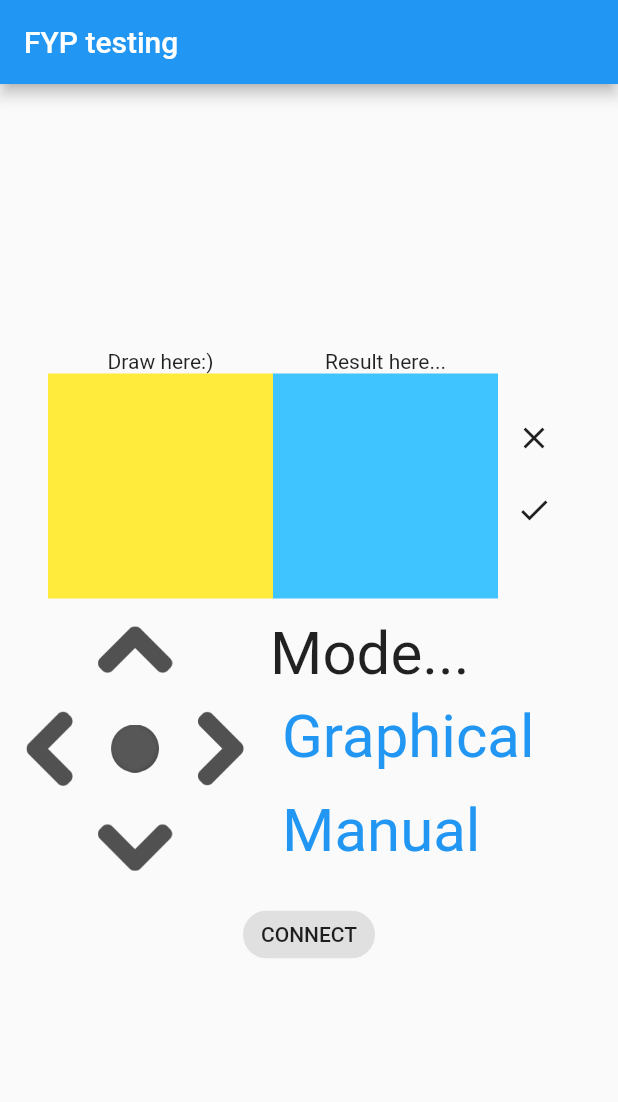
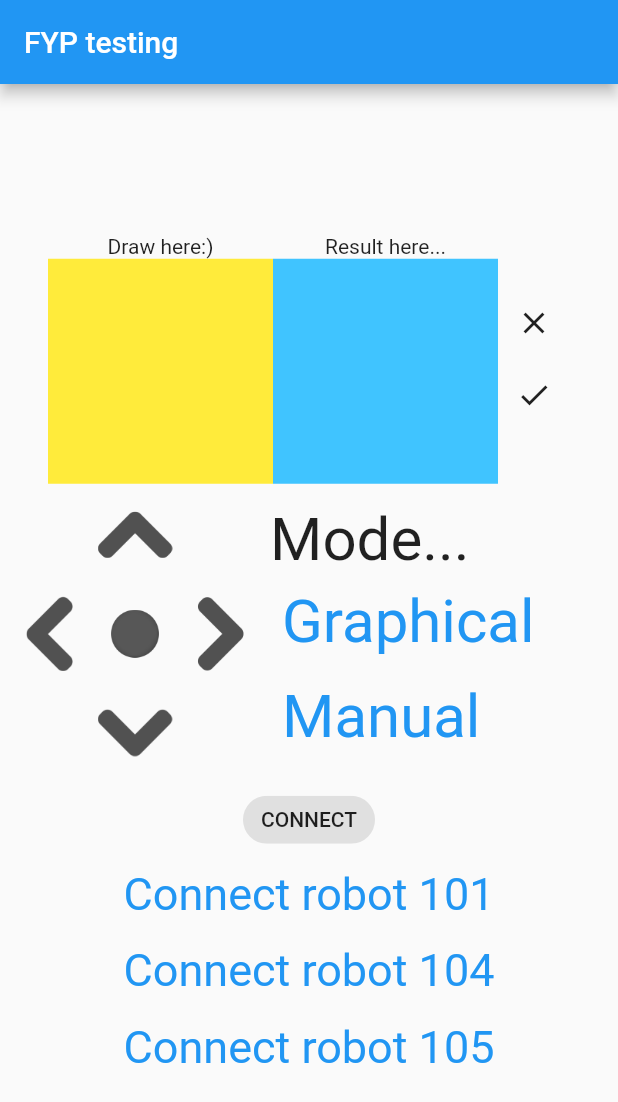
Before and after one commit to NicoleLui/SL02a_22, a Flutter app: the screen it shows after launch, after a tap on "Graphical", on a phone screen of 412 x 824 dp. Shown: the top 1102 px of the screen. Run offline on Flutter 3.47's test engine with Material 2 defaults, Android fonts, the phone set to English and light mode, and no system bars; missing offline and left inert: control_pad, ros_nodes, roslib.

Commit message:
Update main.dart
update namespace, toImage and connection

```diff
--- a/app/lib/main.dart
+++ b/app/lib/main.dart
@@ -49,7 +49,8 @@ class MyHomePage extends StatefulWidget {
 
 const kCanvasSize = 150.0;
 ByteData? imgBytes;
-
+var count = 0;
+var robot_ns = 0;
 class _MyHomePageState extends State<MyHomePage> with SingleTickerProviderStateMixin{
   late Ros ros;
   late Topic chatter;
@@ -223,22 +224,24 @@ class _MyHomePageState extends State<MyHomePage> with SingleTickerProviderStateM
       var msg = StdMsgsString();
       msg.data = data;
       print('msg');
-      var topic = RosTopic('mobile_input', msg);
+      var topic = RosTopic('tb${robot_ns}/mobile_input_dir', msg);
+      //var topic = RosTopic('mobile_input', msg);
+      await client.unregister(topic);
       print('topic');
       var publisher = await client.register(topic,
           publishInterval: Duration(milliseconds: 1000));
       print('publisher');
       publisher.startPublishing();
       publisher.publishData();
-      /*var i = 0;
+      var i = 0;
       Timer.periodic(
         Duration(milliseconds: 500),
             (_) {
           i += 1;
           topic.msg.data = i.toString();
         },
-      );*/
-      //publisher.stopPublishing();
+      );
+      publisher.stopPublishing();
       print('done');
     } catch (e) {
       print(e);
@@ -308,10 +311,98 @@ class _MyHomePageState extends State<MyHomePage> with SingleTickerProviderStateM
 
   bool isManual = false;
   bool isGraphical = true;
-  void toImage() async{
+  /*void toImage() async{
     //publish imgBytes
     final file = File('C:/Users/Nicole Lui/Desktop/HKUST/FYP/image_output/output.png');
     await file.writeAsBytes(imgBytes!.buffer.asInt8List());
+  }*/
+  void toImage(ByteData img) async{
+    //publish imgBytes
+    //final file = File('C:/Users/Nicole Lui/Desktop/HKUST/FYP/image_output/output.png');
+    //await file.writeAsBytes(imgBytes!.buffer.asInt8List());
+    var config = RosConfig(
+      'turtlebot_controller', //to?
+      'http://192.168.1.102:11311/',
+      '192.168.1.103', //client(phone) ip
+      51235, //11311 51235
+    );
+    // var i = 0;
+    try{
+      print('connect');
+      var client = RosClient(config);
+      print('client');
+      var msg = StdMsgsString();
+      msg.data = img.toString();
+      // count<=2? msg.data = data : msg.data = 'z';
+      print('msg');
+      var topic = RosTopic('mobile_drawing', msg);
+      await client.unregister(topic);
+      print('topic');
+      var publisher = await client.register(topic,
+          publishInterval: Duration(milliseconds: 1000));
+      mobile_drawing.advertise();
+
+      print('publisher');
+      publisher.startPublishing();
+      publisher.publishData();
+      count = count+1;
+      /*var i = 0;
+      Timer.periodic(
+        Duration(milliseconds: 1000),
+            (_) {
+          i += 1;
+          //topic.msg.data = i.toString();
+        },
+      );*/
+      // msg.data = 'z';
+      //publisher.stopPublishing();
+      print('done');
+    } catch (e) {
+      print(e);
+    }
+  }
+
+  void publishMode(String data) async{
+    var config = RosConfig(
+      'turtlebot_controller', //to?
+      'http://192.168.1.102:11311/',
+      '192.168.1.103', //client(phone) ip
+      51235, //11311 51235
+    );
+    // var i = 0;
+    try{
+      print('connect');
+      var client = RosClient(config);
+      print('client');
+      var msg = StdMsgsString();
+      msg.data = data;
+      // count<=2? msg.data = data : msg.data = 'z';
+      print('msg');
+      var topic = RosTopic('mobile_mode', msg);
+      await client.unregister(topic);
+      print('topic');
+      var publisher = await client.register(topic,
+          publishInterval: Duration(milliseconds: 1000));
+      mobile_drawing.advertise();
+
+      print('publisher');
+      publisher.startPublishing();
+      publisher.publishData();
+      count = count+1;
+      /*var i = 0;
+      Timer.periodic(
+        Duration(milliseconds: 1000),
+            (_) {
+          i += 1;
+          //topic.msg.data = i.toString();
+        },
+      );*/
+      // msg.data = 'z';
+      //publisher.stopPublishing();
+      print('done');
+    } catch (e) {
+      print(e);
+    }
   }
 
   @override
@@ -406,7 +497,7 @@ class _MyHomePageState extends State<MyHomePage> with SingleTickerProviderStateM
                                 }),
                               IconButton(
                                 icon: Icon(Icons.check),
-                                onPressed: toImage,
+                                onPressed: (){toImage(imgBytes!);},
                               ),
                             ]
                         )
@@ -540,7 +631,8 @@ class _MyHomePageState extends State<MyHomePage> with SingleTickerProviderStateM
                                         onPressed: () {
                                           isManual = false;
                                           isGraphical = true;
-                                          mobile_mode.publish('shape');
+                                          // mobile_mode.publish('shape');
+                                          publishMode('shape');
                                         }, //change page of camera to drawing
                                         child: const Text('Graphical')
                                     ),
@@ -551,8 +643,9 @@ class _MyHomePageState extends State<MyHomePage> with SingleTickerProviderStateM
                                         ),
                                         onPressed: () {
                                           isManual = true;
-                                        isGraphical = false;
-                                          mobile_mode.publish('manual');
+                                          isGraphical = false;
+                                          // mobile_mode.publish('manual');
+                                          publishMode('manual');
                                         }, //default, camera page
                                         child: const Text('Manual')
                                     ),
@@ -578,7 +671,38 @@ class _MyHomePageState extends State<MyHomePage> with SingleTickerProviderStateM
                       this.destroyConnection();
                     }
                   },
-                )
+                ),
+                TextButton(
+                    style: TextButton.styleFrom(
+                      textStyle: const TextStyle(fontSize: 30),
+                      alignment: Alignment.centerLeft,
+                    ),
+                    onPressed: () {
+                      robot_ns = 101;
+                      //change camera & publish topic /tb_"robot_num"
+                    }, //change page of camera to drawing
+                    child: const Text('Connect robot 101')
+                ),
+                TextButton(
+                    style: TextButton.styleFrom(
+                      textStyle: const TextStyle(fontSize: 30),
+                      alignment: Alignment.centerLeft,
+                    ),
+                    onPressed: () {
+                      robot_ns = 104;
+                    },
+                    child: const Text('Connect robot 104')
+                ),
+                TextButton(
+                    style: TextButton.styleFrom(
+                      textStyle: const TextStyle(fontSize: 30),
+                      alignment: Alignment.centerLeft,
+                    ),
+                    onPressed: () {
+                      robot_ns = 105;
+                    },
+                    child: const Text('Connect robot 105')
+                ),
               ],
             )
           );
@@ -596,7 +720,7 @@ Widget getImagenBase64(String imagen) {
   return Image.memory(
     bytes,
     gaplessPlayback: true,
-    width: 400,
+    width: 200,
     fit: BoxFit.fitWidth,
   );
 }
@@ -610,11 +734,11 @@ class DrawingPainter extends CustomPainter {
   void paint(Canvas canvas, Size size) async{
     final recorder = ui.PictureRecorder(); //!
     final canvas = Canvas(recorder,
-        Rect.fromPoints(Offset(0.0, -90.0), Offset(kCanvasSize, kCanvasSize)));
+        Rect.fromPoints(Offset(0.0, -30.0), Offset(kCanvasSize, kCanvasSize)));
 
     for (int i = 0; i < pointsList.length - 1; i++) {
       if (pointsList[i] != null && pointsList[i + 1] != null) {
-        canvas.drawLine(pointsList[i].points+Offset(0,-90), pointsList[i + 1].points+Offset(0,-90),
+        canvas.drawLine(pointsList[i].points+Offset(0,-30), pointsList[i + 1].points+Offset(0,-30),
             pointsList[i].paint);
       } else if (pointsList[i] != null && pointsList[i + 1] == null) {
         offsetPoints.clear();
```
